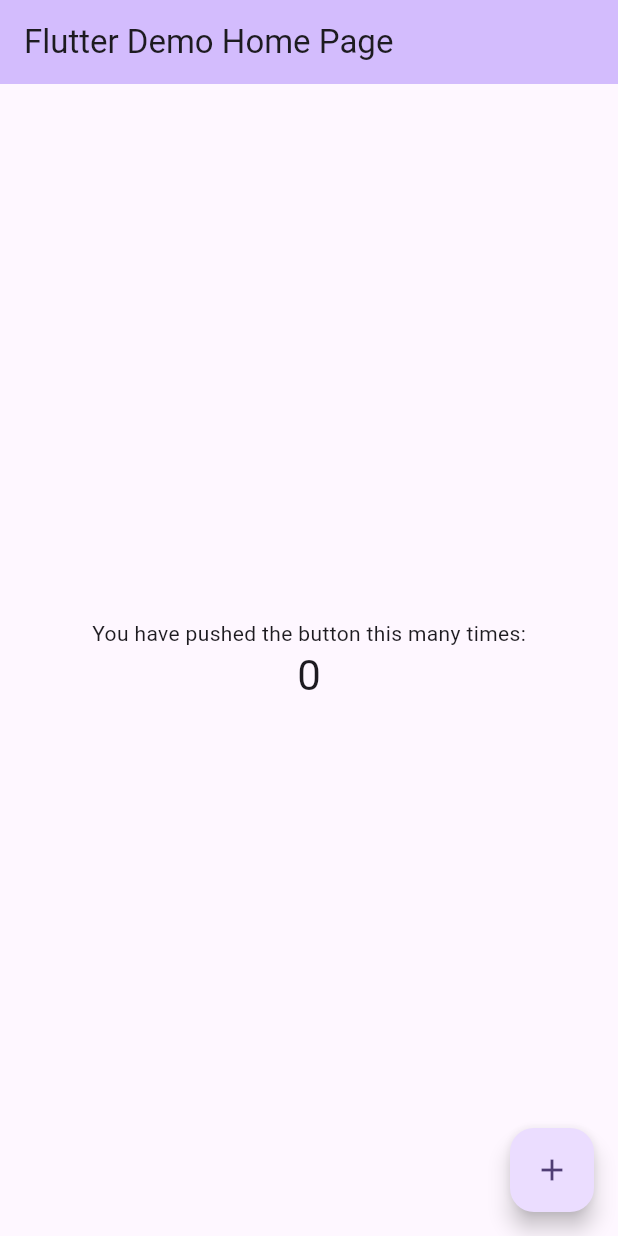
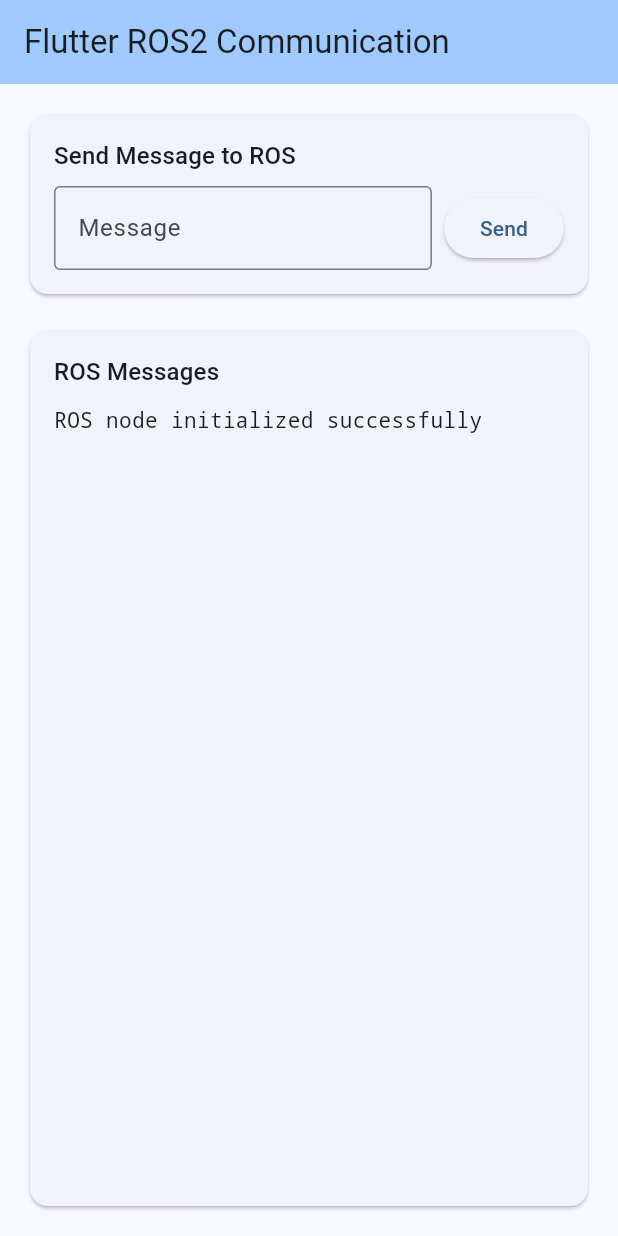
Before and after one commit to danascape/ros-flutter, a Flutter app: the screen it shows after launch, on a phone screen of 412 x 824 dp. Run offline on Flutter 3.47's test engine with Material 3 defaults, Android fonts, the light colour scheme and no system bars; missing offline and left inert: rcldart, std_msgs.

Commit message:
app: Add rcldart component and receive data
Signed-off-by: Saalim Quadri <danascape@gmail.com>

```diff
--- a/lib/main.dart
+++ b/lib/main.dart
@@ -1,122 +1,211 @@
 import 'package:flutter/material.dart';
+import 'dart:async';
+import 'package:rcldart/rcldart.dart' as rcldart;
+import 'package:rcldart/src/node.dart';
+import 'package:rcldart/src/publisher.dart' as publish;
+import 'package:rcldart/src/subscriber.dart' as rclsubscriber;
+import 'package:std_msgs/std_msgs.dart';
 
 void main() {
+  rcldart.RclDart().init();
   runApp(const MyApp());
 }
 
 class MyApp extends StatelessWidget {
   const MyApp({super.key});
 
-  // This widget is the root of your application.
   @override
   Widget build(BuildContext context) {
     return MaterialApp(
-      title: 'Flutter Demo',
+      title: 'Flutter ROS2 App',
       theme: ThemeData(
-        // This is the theme of your application.
-        //
-        // TRY THIS: Try running your application with "flutter run". You'll see
-        // the application has a purple toolbar. Then, without quitting the app,
-        // try changing the seedColor in the colorScheme below to Colors.green
-        // and then invoke "hot reload" (save your changes or press the "hot
-        // reload" button in a Flutter-supported IDE, or press "r" if you used
-        // the command line to start the app).
-        //
-        // Notice that the counter didn't reset back to zero; the application
-        // state is not lost during the reload. To reset the state, use hot
-        // restart instead.
-        //
-        // This works for code too, not just values: Most code changes can be
-        // tested with just a hot reload.
-        colorScheme: ColorScheme.fromSeed(seedColor: Colors.deepPurple),
+        colorScheme: ColorScheme.fromSeed(seedColor: Colors.blue),
       ),
-      home: const MyHomePage(title: 'Flutter Demo Home Page'),
+      home: const RosHomePage(title: 'Flutter ROS2 Communication'),
     );
   }
 }
 
-class MyHomePage extends StatefulWidget {
-  const MyHomePage({super.key, required this.title});
-
-  // This widget is the home page of your application. It is stateful, meaning
-  // that it has a State object (defined below) that contains fields that affect
-  // how it looks.
-
-  // This class is the configuration for the state. It holds the values (in this
-  // case the title) provided by the parent (in this case the App widget) and
-  // used by the build method of the State. Fields in a Widget subclass are
-  // always marked "final".
+class RosHomePage extends StatefulWidget {
+  const RosHomePage({super.key, required this.title});
 
   final String title;
 
   @override
-  State<MyHomePage> createState() => _MyHomePageState();
+  State<RosHomePage> createState() => _RosHomePageState();
 }
 
-class _MyHomePageState extends State<MyHomePage> {
-  int _counter = 0;
+class _RosHomePageState extends State<RosHomePage> {
+  Node? _node;
+  publish.Publisher? _publisher;
+  rclsubscriber.Subscriber? _subscription;
+  final List<String> _receivedMessages = [];
+  final TextEditingController _messageController = TextEditingController();
+  late StreamController<String> _messageStreamController;
+  late StreamSubscription<String> _messageSubscription;
+  Timer? _pollingTimer;
 
-  void _incrementCounter() {
-    setState(() {
-      // This call to setState tells the Flutter framework that something has
-      // changed in this State, which causes it to rerun the build method below
-      // so that the display can reflect the updated values. If we changed
-      // _counter without calling setState(), then the build method would not be
-      // called again, and so nothing would appear to happen.
-      _counter++;
+  @override
+  void initState() {
+    super.initState();
+    _messageStreamController = StreamController<String>.broadcast();
+    _initializeRos();
+    _startBackgroundPolling();
+
+    _messageSubscription = _messageStreamController.stream.listen((message) {
+      if (mounted) {
+        setState(() {
+          _receivedMessages.add("Received: $message");
+        });
+      }
     });
+  }
+
+  void _initializeRos() {
+    try {
+      _node = rcldart.RclDart().createNode("flutter_ros_node", "flutter_app");
+
+      _publisher = _node!.createPublisher<StdMsgsString>(
+        topic_name: "/flutter_messages",
+        messageType: StdMsgsString(""),
+      );
+
+      _subscription = _node!.createSubscriber<StdMsgsString>(
+        topic_name: "/ros_messages",
+        messageType: StdMsgsString(""),
+        callback: (msg) {
+          _messageStreamController.add(msg.value);
+        },
+      );
+
+      _subscription!.subscribe();
+
+      setState(() {
+        _receivedMessages.add("ROS node initialized successfully");
+      });
+    } catch (e) {
+      setState(() {
+        _receivedMessages.add("Error initializing ROS: $e");
+      });
+    }
+  }
+
+  void _startBackgroundPolling() {
+    _pollingTimer = Timer.periodic(Duration(milliseconds: 100), (timer) {
+      try {
+        if (_subscription != null) {
+          _subscription!.take();
+        }
+      } catch (e) {
+        // Ignore polling errors
+      }
+    });
+  }
+
+  void _sendMessage() {
+    if (_publisher != null && _messageController.text.isNotEmpty) {
+      try {
+        _publisher!.publish(StdMsgsString(_messageController.text));
+        setState(() {
+          _receivedMessages.add("Sent: ${_messageController.text}");
+        });
+        _messageController.clear();
+      } catch (e) {
+        setState(() {
+          _receivedMessages.add("Error sending message: $e");
+        });
+      }
+    }
+  }
+
+  @override
+  void dispose() {
+    _pollingTimer?.cancel();
+    _messageSubscription.cancel();
+    _messageStreamController.close();
+    _messageController.dispose();
+    super.dispose();
   }
 
   @override
   Widget build(BuildContext context) {
-    // This method is rerun every time setState is called, for instance as done
-    // by the _incrementCounter method above.
-    //
-    // The Flutter framework has been optimized to make rerunning build methods
-    // fast, so that you can just rebuild anything that needs updating rather
-    // than having to individually change instances of widgets.
     return Scaffold(
       appBar: AppBar(
-        // TRY THIS: Try changing the color here to a specific color (to
-        // Colors.amber, perhaps?) and trigger a hot reload to see the AppBar
-        // change color while the other colors stay the same.
         backgroundColor: Theme.of(context).colorScheme.inversePrimary,
-        // Here we take the value from the MyHomePage object that was created by
-        // the App.build method, and use it to set our appbar title.
         title: Text(widget.title),
       ),
-      body: Center(
-        // Center is a layout widget. It takes a single child and positions it
-        // in the middle of the parent.
+      body: Padding(
+        padding: const EdgeInsets.all(16.0),
         child: Column(
-          // Column is also a layout widget. It takes a list of children and
-          // arranges them vertically. By default, it sizes itself to fit its
-          // children horizontally, and tries to be as tall as its parent.
-          //
-          // Column has various properties to control how it sizes itself and
-          // how it positions its children. Here we use mainAxisAlignment to
-          // center the children vertically; the main axis here is the vertical
-          // axis because Columns are vertical (the cross axis would be
-          // horizontal).
-          //
-          // TRY THIS: Invoke "debug painting" (choose the "Toggle Debug Paint"
-          // action in the IDE, or press "p" in the console), to see the
-          // wireframe for each widget.
-          mainAxisAlignment: MainAxisAlignment.center,
-          children: <Widget>[
-            const Text('You have pushed the button this many times:'),
-            Text(
-              '$_counter',
-              style: Theme.of(context).textTheme.headlineMedium,
+          children: [
+            Card(
+              child: Padding(
+                padding: const EdgeInsets.all(16.0),
+                child: Column(
+                  crossAxisAlignment: CrossAxisAlignment.start,
+                  children: [
+                    Text(
+                      'Send Message to ROS',
+                      style: Theme.of(context).textTheme.titleMedium,
+                    ),
+                    const SizedBox(height: 8),
+                    Row(
+                      children: [
+                        Expanded(
+                          child: TextField(
+                            controller: _messageController,
+                            decoration: const InputDecoration(
+                              labelText: 'Message',
+                              border: OutlineInputBorder(),
+                            ),
+                          ),
+                        ),
+                        const SizedBox(width: 8),
+                        ElevatedButton(
+                          onPressed: _sendMessage,
+                          child: const Text('Send'),
+                        ),
+                      ],
+                    ),
+                  ],
+                ),
+              ),
+            ),
+            const SizedBox(height: 16),
+            Expanded(
+              child: Card(
+                child: Padding(
+                  padding: const EdgeInsets.all(16.0),
+                  child: Column(
+                    crossAxisAlignment: CrossAxisAlignment.start,
+                    children: [
+                      Text(
+                        'ROS Messages',
+                        style: Theme.of(context).textTheme.titleMedium,
+                      ),
+                      const SizedBox(height: 8),
+                      Expanded(
+                        child: ListView.builder(
+                          itemCount: _receivedMessages.length,
+                          itemBuilder: (context, index) {
+                            return Padding(
+                              padding: const EdgeInsets.symmetric(vertical: 2.0),
+                              child: Text(
+                                _receivedMessages[index],
+                                style: const TextStyle(fontFamily: 'monospace'),
+                              ),
+                            );
+                          },
+                        ),
+                      ),
+                    ],
+                  ),
+                ),
+              ),
             ),
           ],
         ),
       ),
-      floatingActionButton: FloatingActionButton(
-        onPressed: _incrementCounter,
-        tooltip: 'Increment',
-        child: const Icon(Icons.add),
-      ), // This trailing comma makes auto-formatting nicer for build methods.
     );
   }
 }
```
Also changed, not shown: pubspec.yaml (+9 -0 lines), pubspec.lock, 2 other files.
